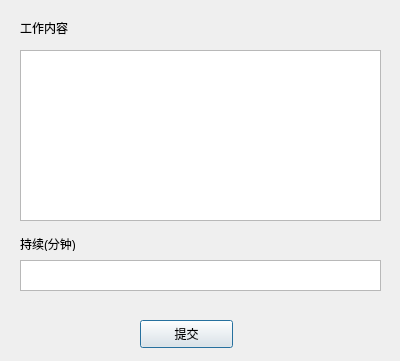
Qt form client/dialog.ui (sszllx/report) before a commit.
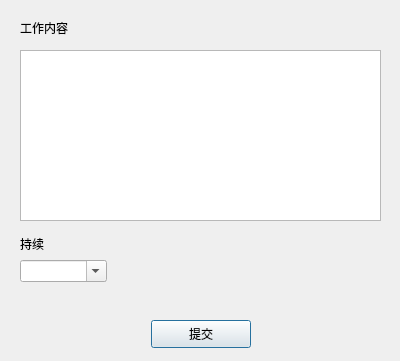
The same form after that commit.

The edit to the form file:
```diff
--- a/client/dialog.ui
+++ b/client/dialog.ui
@@ -16,9 +16,9 @@
   <widget class="QPushButton" name="submit">
    <property name="geometry">
     <rect>
-     <x>140</x>
+     <x>151</x>
      <y>320</y>
-     <width>93</width>
+     <width>100</width>
      <height>28</height>
     </rect>
    </property>
@@ -59,18 +59,27 @@
     </rect>
    </property>
    <property name="text">
-    <string>持续(分钟)</string>
+    <string>持续</string>
    </property>
   </widget>
-  <widget class="QTextEdit" name="duration">
+  <widget class="QComboBox" name="duration">
    <property name="geometry">
     <rect>
      <x>20</x>
      <y>260</y>
-     <width>361</width>
-     <height>31</height>
+     <width>87</width>
+     <height>22</height>
     </rect>
    </property>
+   <property name="editable">
+    <bool>true</bool>
+   </property>
+   <property name="currentText">
+    <string/>
+   </property>
+   <property name="maxVisibleItems">
+    <number>10</number>
+   </property>
   </widget>
  </widget>
  <layoutdefault spacing="6" margin="11"/>
```
